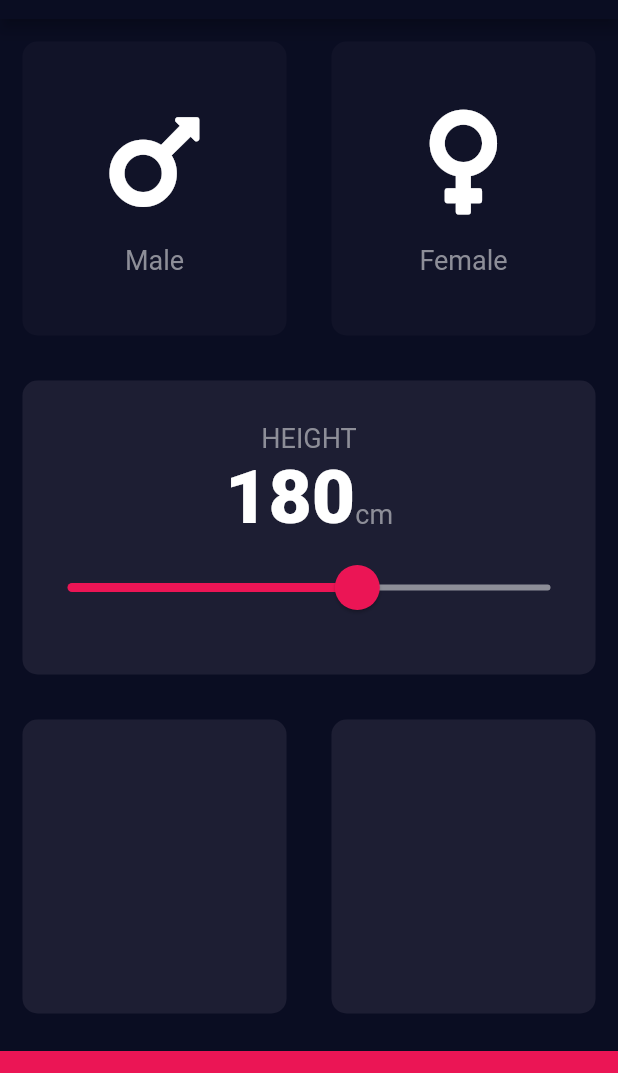
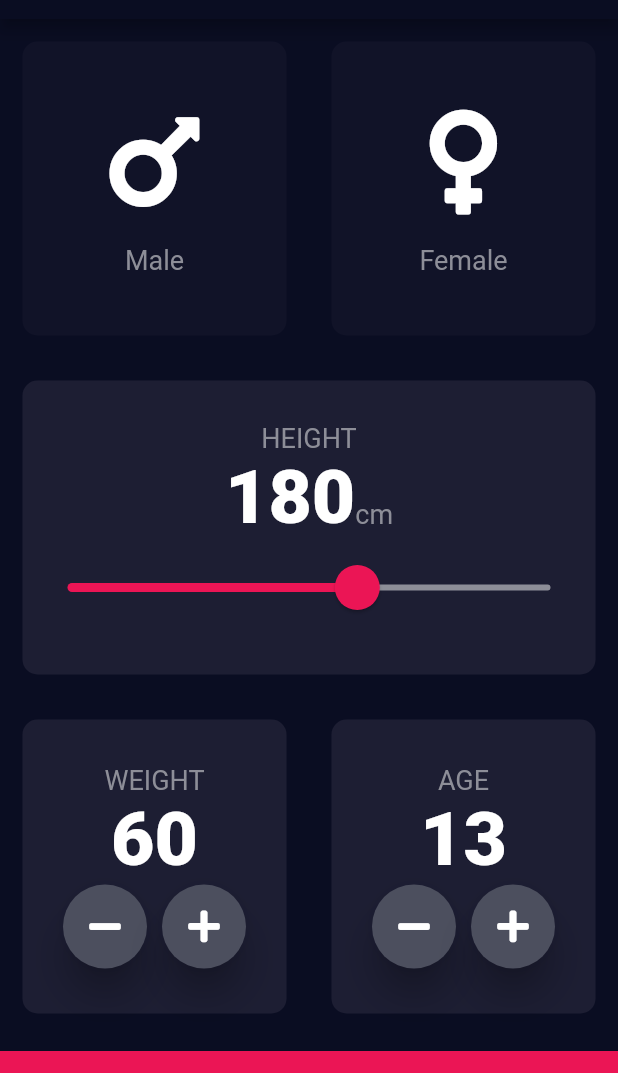
Before and after one commit to aravind-reghunadh/Bmi-calculator, a Flutter app: the screen it shows after launch, on a phone screen of 412 x 824 dp, the part 65-1138 px from its top. Run offline on Flutter 3.47's test engine with Material 2 defaults, Android fonts, the phone set to English and light mode, and no system bars; our stand-ins replace font_awesome_flutter.

Commit message:
added weight and age card

```diff
--- a/lib/input_page.dart
+++ b/lib/input_page.dart
@@ -3,6 +3,7 @@ import 'package:font_awesome_flutter/font_awesome_flutter.dart';
 import 'reusable_card.dart';
 import 'icon_content.dart';
 import 'constants.dart';
+import 'result_page.dart';
 
 enum Gender { male, female }
 
@@ -14,6 +15,8 @@ class InputPage extends StatefulWidget {
 class _InputPageState extends State<InputPage> {
   Gender selectedGender;
   int height = 180;
+  int weight = 60;
+  int age = 13;
 
   @override
   Widget build(BuildContext context) {
@@ -21,7 +24,8 @@ class _InputPageState extends State<InputPage> {
       appBar: AppBar(
         title: Text('BMI CALCULATOR'),
       ),
-      body: Column(children: <Widget>[
+      body: Column(
+        children: <Widget>[
           Expanded(
             child: Row(
               children: <Widget>[
@@ -91,7 +95,8 @@ class _InputPageState extends State<InputPage> {
                       inactiveTrackColor: Color(0xff8d8e98),
                       thumbColor: Color(0xffeb1555),
                       overlayColor: Color(0x26eb1555),
-                    thumbShape: RoundSliderThumbShape(enabledThumbRadius: 15.0),
+                      thumbShape:
+                          RoundSliderThumbShape(enabledThumbRadius: 15.0),
                       overlayShape:
                           RoundSliderThumbShape(enabledThumbRadius: 30.0),
                     ),
@@ -118,23 +123,125 @@ class _InputPageState extends State<InputPage> {
                 Expanded(
                   child: ReusableCard(
                     colour: kActiveCardColour,
+                    cardChild: Column(
+                      mainAxisAlignment: MainAxisAlignment.center,
+                      children: <Widget>[
+                        Text(
+                          'WEIGHT',
+                          style: kLabelTextStyle,
+                        ),
+                        Text(
+                          weight.toString(),
+                          style: kNumberText,
+                        ),
+                        Row(
+                          mainAxisAlignment: MainAxisAlignment.center,
+                          children: <Widget>[
+                            RoundIconButton(
+                              icon: FontAwesomeIcons.minus,
+                              onPressed: () {
+                                setState(() {
+                                  weight--;
+                                });
+                              },
+                            ),
+                            SizedBox(
+                              width: 10.0,
+                            ),
+                            RoundIconButton(
+                              icon: FontAwesomeIcons.plus,
+                              onPressed: () {
+                                setState(() {
+                                  weight++;
+                                });
+                              },
+                            ),
+                          ],
+                        ),
+                      ],
+                    ),
                   ),
                 ),
                 Expanded(
                   child: ReusableCard(
                     colour: kActiveCardColour,
+                    cardChild: Column(
+                      mainAxisAlignment: MainAxisAlignment.center,
+                      children: <Widget>[
+                        Text(
+                          'AGE',
+                          style: kLabelTextStyle,
+                        ),
+                        Text(
+                          age.toString(),
+                          style: kNumberText,
+                        ),
+                        Row(
+                          mainAxisAlignment: MainAxisAlignment.center,
+                          children: <Widget>[
+                            RoundIconButton(
+                              icon: FontAwesomeIcons.minus,
+                              onPressed: () {
+                                setState(() {
+                                  age--;
+                                });
+                              },
+                            ),
+                            SizedBox(
+                              width: 10.0,
+                            ),
+                            RoundIconButton(
+                              icon: FontAwesomeIcons.plus,
+                              onPressed: () {
+                                setState(() {
+                                  age++;
+                                });
+                              },
+                            ),
+                          ],
+                        ),
+                      ],
+                    ),
                   ),
                 ),
               ],
             ),
           ),
-        Container(
+          GestureDetector(
+            onTap: () {
+              Navigator.push(context, MaterialPageRoute(builder: (context) {
+                return ResultsPage();
+              }));
+            },
+            child: Container(
               color: kBottomContainerColour,
               width: double.infinity,
               margin: EdgeInsets.only(top: 10.0),
               height: kBottomContainerHeight,
             ),
-      ]),
+          ),
+        ],
+      ),
     );
   }
 }
+
+class RoundIconButton extends StatelessWidget {
+  RoundIconButton({this.icon, this.onPressed});
+  final IconData icon;
+  final Function onPressed;
+  @override
+  Widget build(BuildContext context) {
+    return RawMaterialButton(
+      onPressed: onPressed,
+      child: Icon(icon),
+      elevation: 10.0,
+      constraints: BoxConstraints.tightFor(
+        width: 56.0,
+        height: 56.0,
+      ),
+      shape: CircleBorder(),
+      fillColor: Color(0xff4c4f5e),
+    );
+  }
+}
--- /dev/null
+++ b/lib/result_page.dart
@@ -0,0 +1,13 @@
+import 'package:flutter/material.dart';
+
+class ResultsPage extends StatelessWidget {
+  @override
+  Widget build(BuildContext context) {
+    return Scaffold(
+      appBar: AppBar(
+        title: Text('BMI CALCULATOR'),
+      ),
+      body: Text('Result page'),
+    );
+  }
+}
```
Lines whose indentation alone changed are shown as unchanged.
